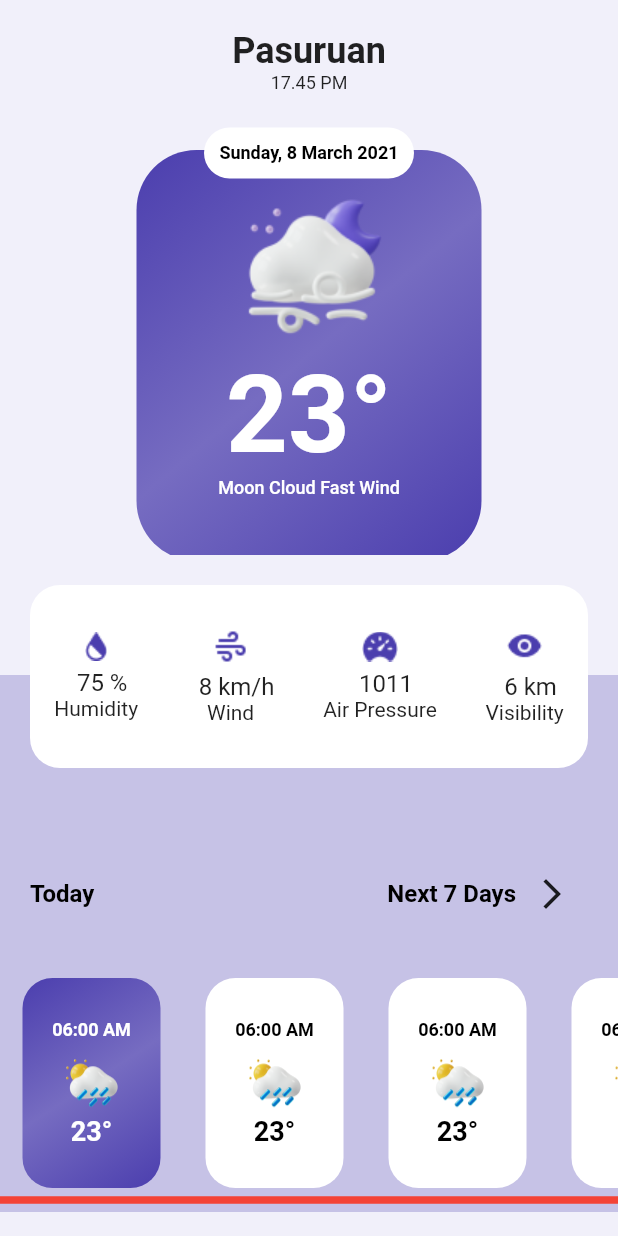
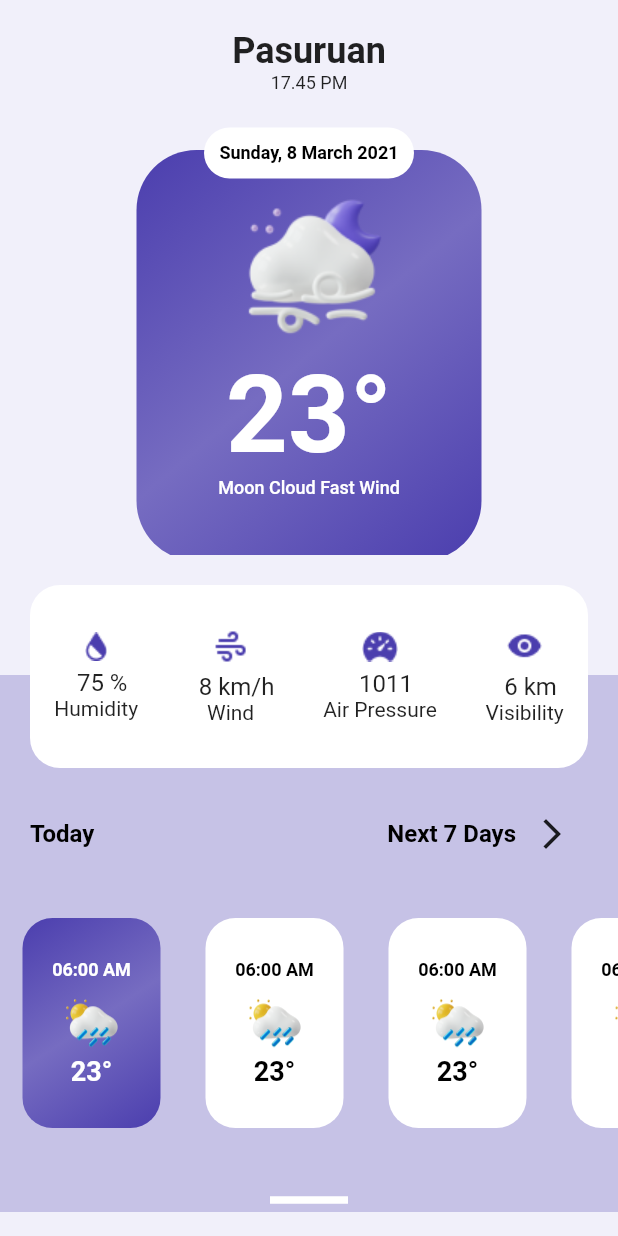
Before and after one commit to alphazen01/weather, a Flutter app: the screen it shows after launch, on a phone screen of 412 x 824 dp. Run offline on Flutter 3.47's test engine with Material 2 defaults, Android fonts, the phone set to English and light mode, and no system bars; drawn by our look-alikes of carousel_slider.

```diff
--- a/lib/screens/home.dart
+++ b/lib/screens/home.dart
@@ -12,6 +12,7 @@ class HomeScreen extends StatelessWidget {
   @override
   Widget build(BuildContext context) {
     return SafeArea(
+      child: SafeArea(
         child: Scaffold(
           backgroundColor:  Color(0xffF1F0FA),
           body: SingleChildScrollView(
@@ -51,6 +52,7 @@ class HomeScreen extends StatelessWidget {
                    color: Color(0xff766CC1).withOpacity(0.35),
                   margin: EdgeInsets.only(top: 80),
                   child: Column(
+                    mainAxisAlignment: MainAxisAlignment.spaceAround,
                     children: [
                       Transform.translate(
                         offset: Offset(0,-60),
@@ -91,8 +93,9 @@ class HomeScreen extends StatelessWidget {
                           ),
                         ),
                       ),
-                      Container(
-                      padding: EdgeInsets.only(top: 0),
+                        Transform.translate(
+                          offset:Offset(0,-40),
+                          child: Container(
                           margin: EdgeInsets.symmetric(horizontal: 20),
                           child: Row(
                             mainAxisAlignment: MainAxisAlignment.spaceBetween,
@@ -127,7 +130,10 @@ class HomeScreen extends StatelessWidget {
                             ],
                           ),
                                             ),
-                    Container(
+                        ),
+                      Transform.translate(
+                        offset: Offset(0,-40),
+                        child: Container(
                             height: 140,
                             margin: EdgeInsets.only(top: 32),
                             child: ListView.builder(
@@ -147,9 +153,13 @@ class HomeScreen extends StatelessWidget {
                               }
                             ),
                           ),
+                      ),
                     Divider(
                         thickness: 5,
-            color: Colors.red,
+                        indent: 180,
+                        endIndent: 180,
+                        color: Colors.white,
+
                        )
                     ],
                   ),
@@ -158,6 +168,7 @@ class HomeScreen extends StatelessWidget {
             ),
           ),
         ),
+      ),
     );
   }
 }
--- a/pubspec.yaml
+++ b/pubspec.yaml
@@ -35,6 +35,7 @@ dependencies:
   # Use with the CupertinoIcons class for iOS style icons.
   cupertino_icons: ^1.0.2
   carousel_slider:
+  http: ^0.13.4
 
 
 dev_dependencies:
```
Also changed, not shown: lib/api/api_controller.dart (added, +23 -0 lines), pubspec.lock. Lines whose indentation alone changed are shown as unchanged.
